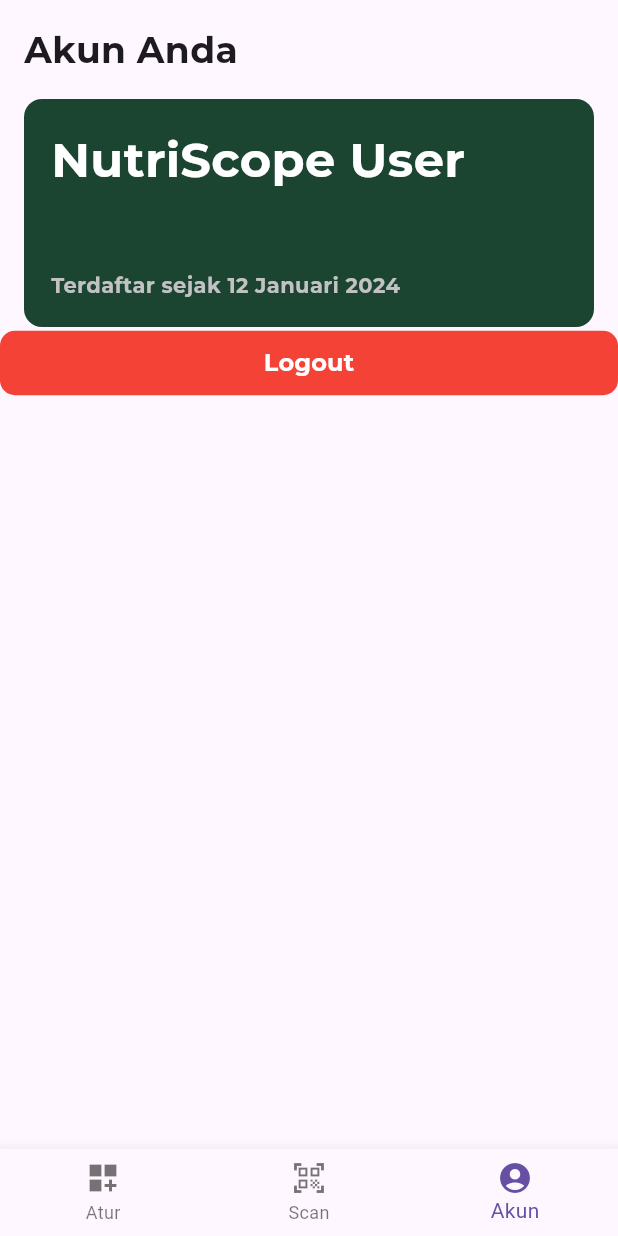
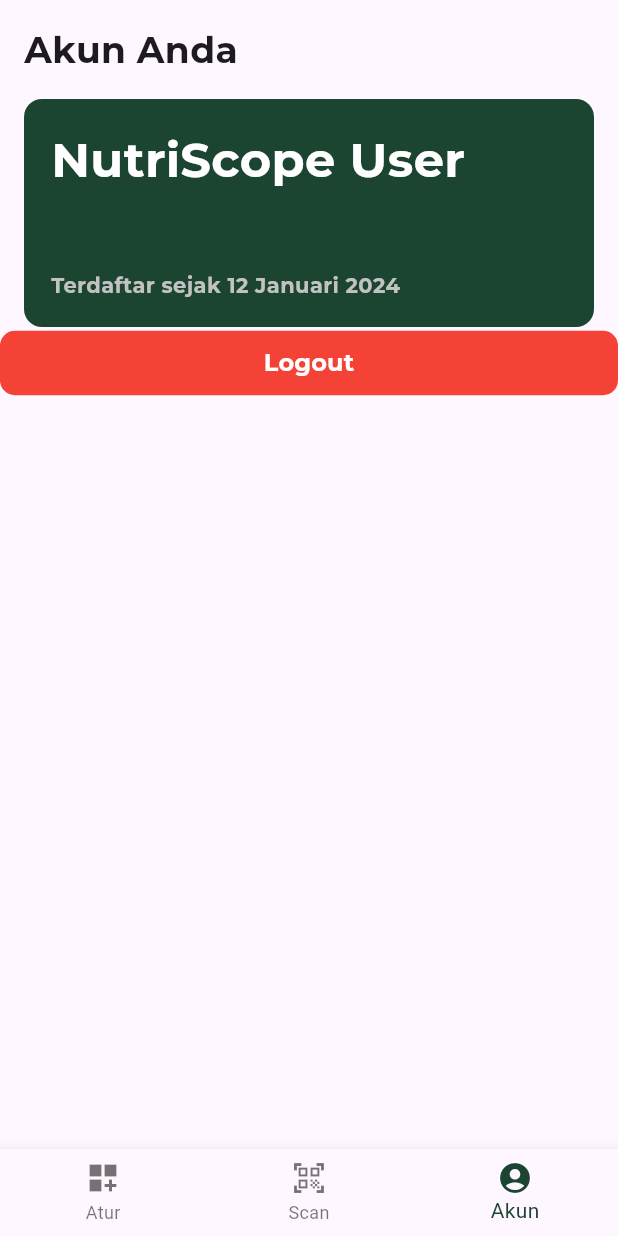
Before and after one commit to keanutaufan/nutriscope, a Flutter app: the screen it shows once a user with an empty profile is signed in, item 3 of the bottom bar chosen, on a phone screen of 412 x 824 dp. Run offline on Flutter 3.47's test engine with Material 3 defaults, Android fonts, the phone set to English and light mode, and no system bars; our stand-ins replace cloud_firestore, firebase_auth, firebase_core; missing offline and left inert: qr_code_scanner; accounts and stored records are empty; project files that could hold a hidden picture were left out.

Commit message:
set bottom navigation bar to match primary color scheme

```diff
--- a/lib/screens/app/app_screen.dart
+++ b/lib/screens/app/app_screen.dart
@@ -30,6 +30,7 @@ class _AppScreenState extends State<AppScreen> {
     return Scaffold(
       body: _pages.elementAt(_selectedIndex),
       bottomNavigationBar: BottomNavigationBar(
+        selectedItemColor: Theme.of(context).primaryColor,
         items: const <BottomNavigationBarItem>[
           BottomNavigationBarItem(
             icon: Icon(Icons.dashboard_customize),
```
